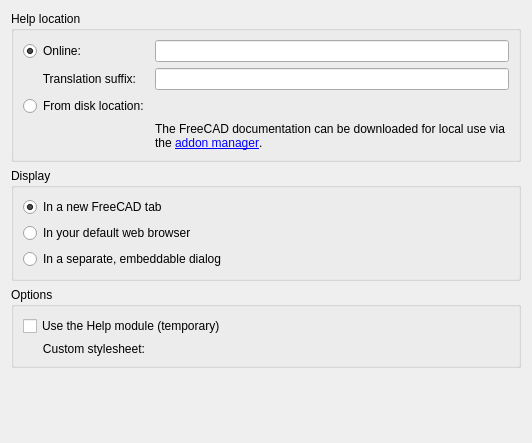
Before: the Qt Designer form dlgPreferencesHelp.ui in FreeCAD/FreeCAD-Help, drawn with Qt 5.
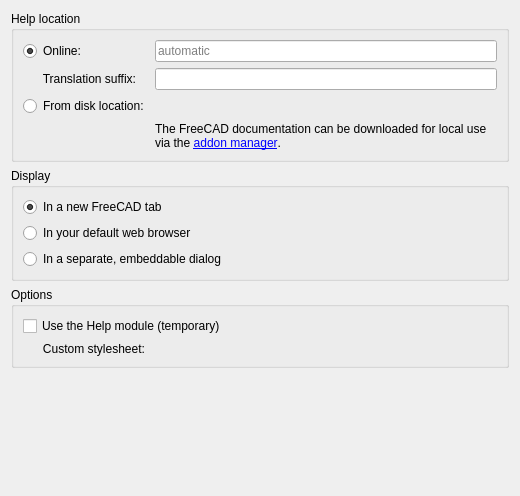
After: the same form once the commit is applied. Custom widgets are drawn as their Qt base class.

Commit message: Add placeholder text in URL field

```diff
--- a/dlgPreferencesHelp.ui
+++ b/dlgPreferencesHelp.ui
@@ -6,8 +6,8 @@
    <rect>
     <x>0</x>
     <y>0</y>
-    <width>532</width>
-    <height>443</height>
+    <width>520</width>
+    <height>496</height>
    </rect>
   </property>
   <property name="windowTitle">
@@ -75,7 +75,7 @@
          <string>The online location of help files. If left empty, FreeCAD will automatically retrieve the documentation from its default location. You can also point this to any other repository containing markdown or html files, or the base URL of a wiki (use &quot;https://wiki.freecadweb.org&quot; for the default FreeCAD wiki).</string>
         </property>
         <property name="placeholderText">
-         <string/>
+         <string>automatic</string>
         </property>
         <property name="prefEntry" stdset="0">
          <cstring>URL</cstring>
```
